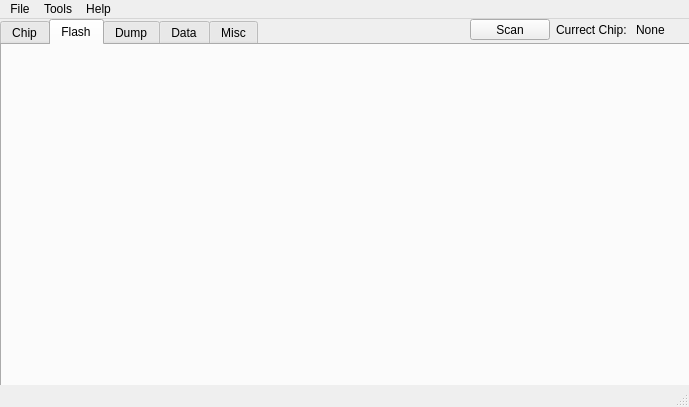
Before: the Qt Designer form src/mainwindow.ui in YuzukiTsuru/YFEL, drawn with Qt 5.
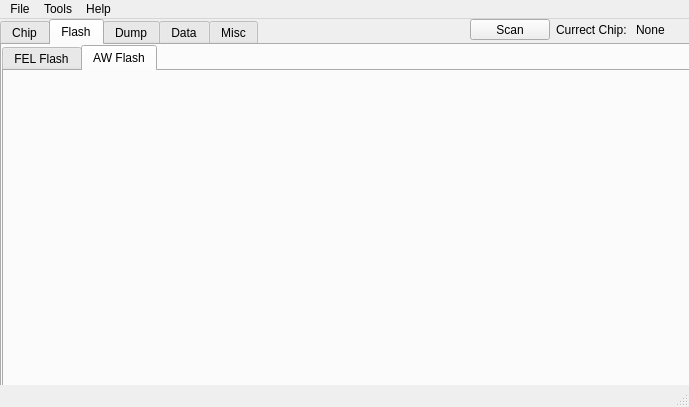
After: the same form once the commit is applied. The open tabs and pages were chosen to show the change.

Commit message: add chipid class

```diff
--- a/src/mainwindow.ui
+++ b/src/mainwindow.ui
@@ -185,6 +185,29 @@
      <attribute name="title">
       <string>Flash</string>
      </attribute>
+     <widget class="QTabWidget" name="flash_flash_tabWidget_2">
+      <property name="geometry">
+       <rect>
+        <x>0</x>
+        <y>0</y>
+        <width>691</width>
+        <height>351</height>
+       </rect>
+      </property>
+      <property name="currentIndex">
+       <number>1</number>
+      </property>
+      <widget class="QWidget" name="fel_flash">
+       <attribute name="title">
+        <string>FEL Flash</string>
+       </attribute>
+      </widget>
+      <widget class="QWidget" name="aw_flash">
+       <attribute name="title">
+        <string>AW Flash</string>
+       </attribute>
+      </widget>
+     </widget>
     </widget>
     <widget class="QWidget" name="dump_tab">
      <attribute name="title">
```
Left out of the diff: 2 changed lines with no effect on the pictures. The commit also changes 2 other files.
